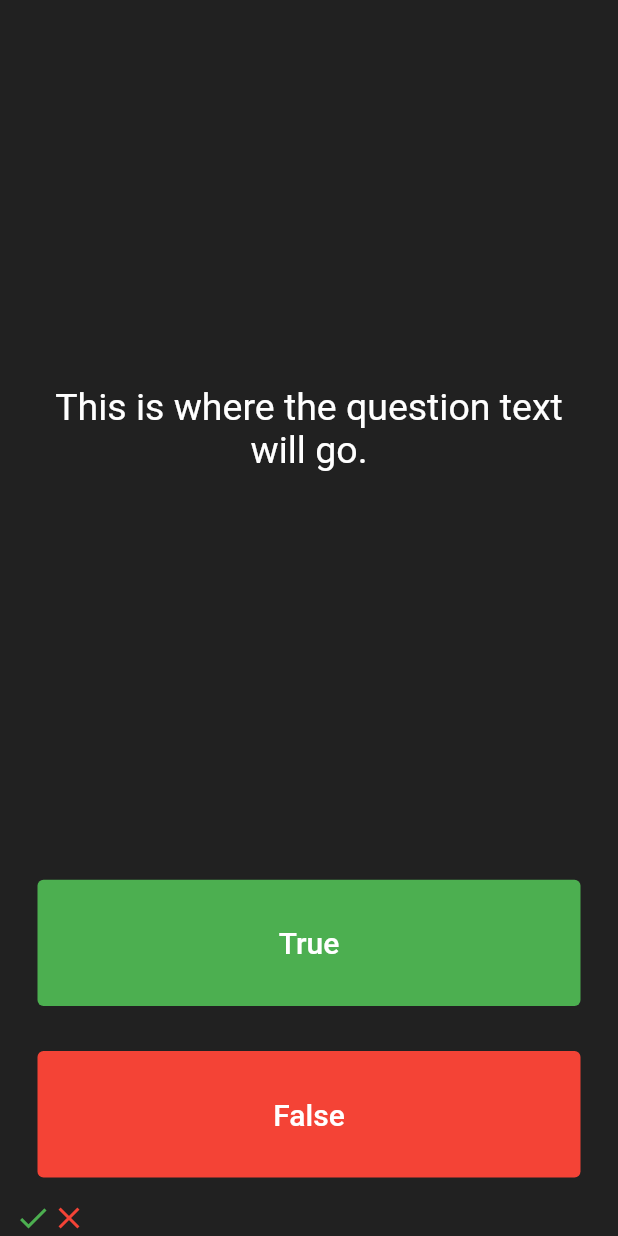
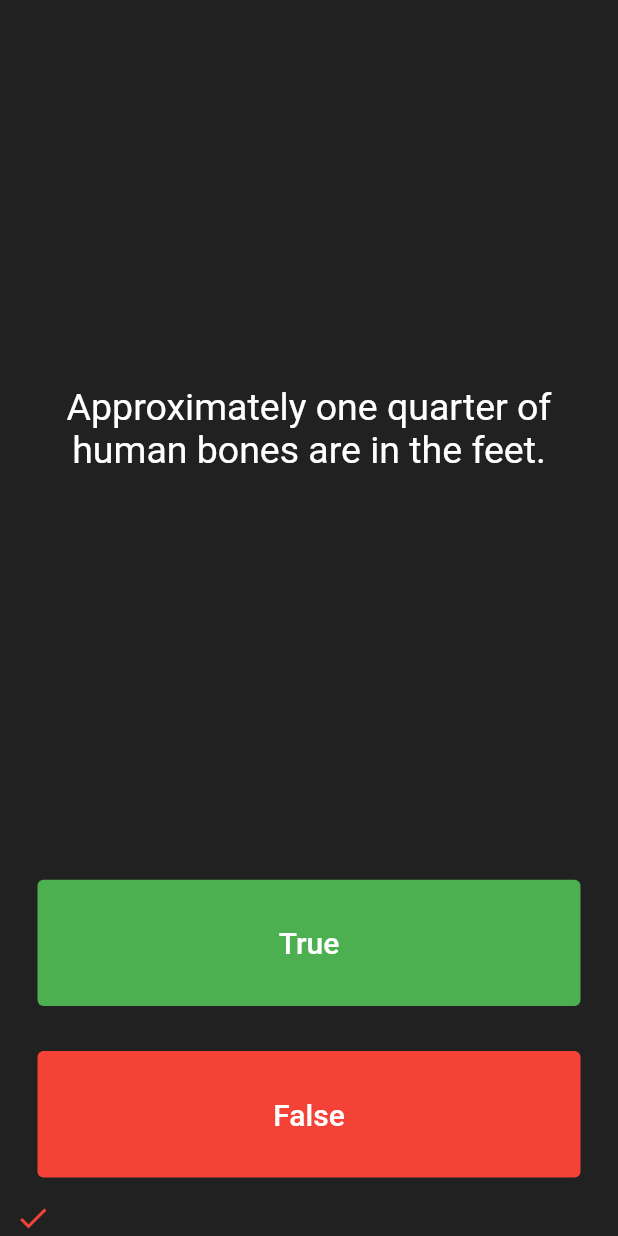
Before and after one commit to y-ogi/quizzler-flutter, a Flutter app: the screen it shows after launch, after a tap on "True", on a phone screen of 412 x 824 dp. Run offline on Flutter 3.47's test engine with Material 2 defaults, Android fonts, the phone set to English and light mode, and no system bars.

Commit message:
created question class

```diff
--- a/lib/main.dart
+++ b/lib/main.dart
@@ -1,4 +1,5 @@
 import 'package:flutter/material.dart';
+import 'question.dart';
 
 void main() => runApp(Quizzler());
 
@@ -25,16 +26,21 @@ class QuizPage extends StatefulWidget {
 }
 
 class _QuizPageState extends State<QuizPage> {
-  List<Icon> scoreKeeper = [
-    Icon(
-      Icons.check,
-      color: Colors.green,
+  List<Icon> scoreKeeper = [];
+  List<Question> questions = [
+    Question(
+      q: 'You can lead a cow down stairs but not up stairs.',
+      a: false,
     ),
-    Icon(
-      Icons.close,
-      color: Colors.red,
-    )
+    Question(
+        q: 'Approximately one quarter of human bones are in the feet.',
+        a: true),
+    Question(
+      q: 'A slug\'s blood is green.',
+      a: true,
+    ),
   ];
+  int questionNumber = 0;
 
   @override
   Widget build(BuildContext context) {
@@ -48,7 +54,7 @@ class _QuizPageState extends State<QuizPage> {
             padding: EdgeInsets.all(10.0),
             child: Center(
               child: Text(
-                'This is where the question text will go.',
+                questions[questionNumber].questionText,
                 textAlign: TextAlign.center,
                 style: TextStyle(
                   fontSize: 25.0,
@@ -73,6 +79,22 @@ class _QuizPageState extends State<QuizPage> {
                 ),
               ),
               onPressed: () {
+                setState(() {
+                  if (questions[questionNumber].questionAnswer) {
+                    scoreKeeper.add(Icon(
+                      Icons.check,
+                      color: Colors.green,
+                    ));
+                  } else {
+                    scoreKeeper.add(Icon(
+                      Icons.check,
+                      color: Colors.red,
+                    ));
+                  }
+                  if (questionNumber < questions.length - 1) {
+                    questionNumber++;
+                  }
+                });
                 //The user picked true.
               },
             ),
@@ -94,6 +116,22 @@ class _QuizPageState extends State<QuizPage> {
               ),
               onPressed: () {
                 //The user picked false.
+                setState(() {
+                  if (!questions[questionNumber].questionAnswer) {
+                    scoreKeeper.add(Icon(
+                      Icons.check,
+                      color: Colors.green,
+                    ));
+                  } else {
+                    scoreKeeper.add(Icon(
+                      Icons.check,
+                      color: Colors.red,
+                    ));
+                  }
+                  if (questionNumber < questions.length - 1) {
+                    questionNumber++;
+                  }
+                });
               },
             ),
           ),
--- /dev/null
+++ b/lib/question.dart
@@ -0,0 +1,9 @@
+class Question {
+  String questionText;
+  bool questionAnswer;
+
+  Question({String q, bool a}) {
+    this.questionText = q;
+    this.questionAnswer = a;
+  }
+}
```
